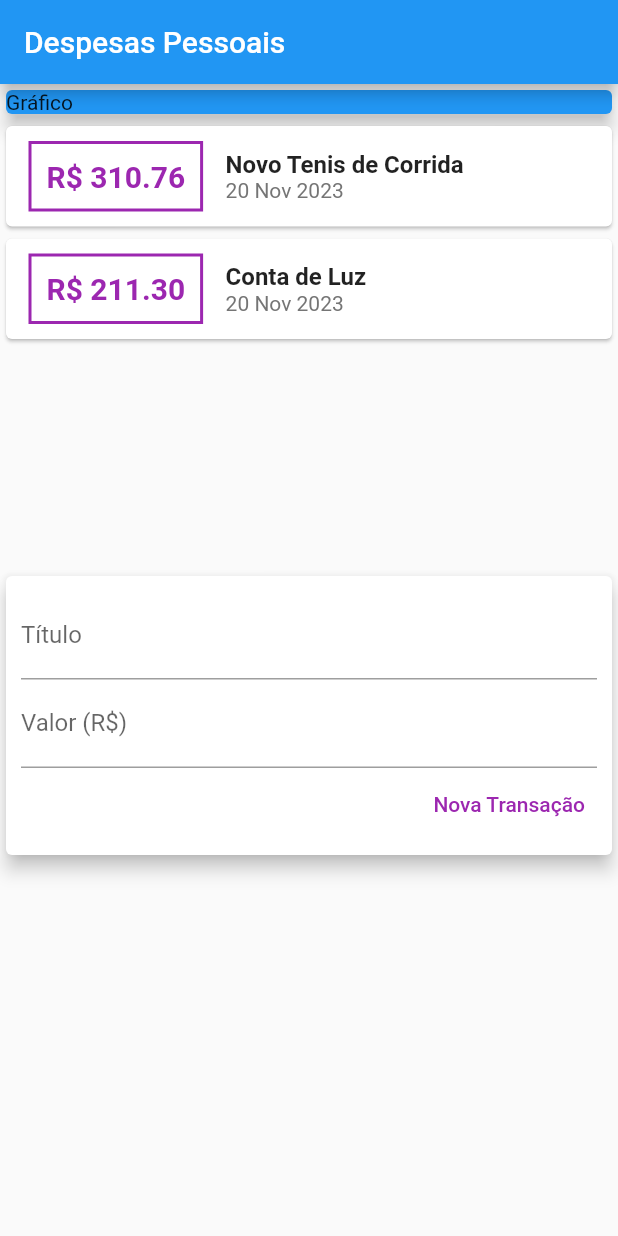
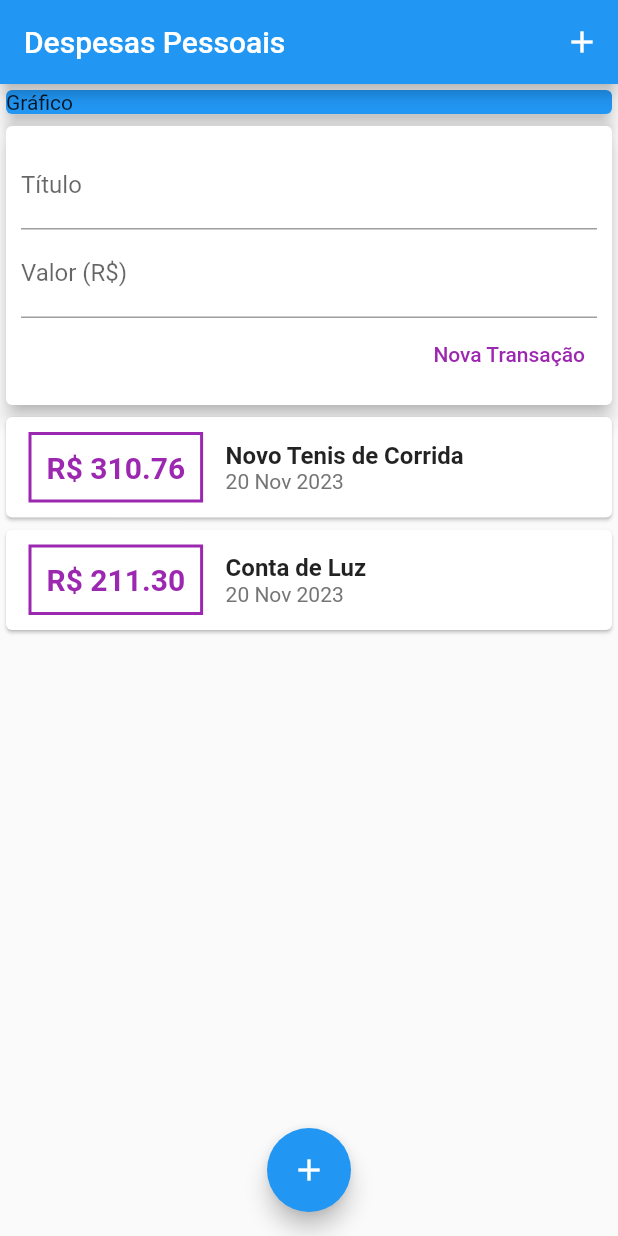
Before and after one commit to kessygodoy/Flutter, a Flutter app: the screen it shows after launch, on a phone screen of 412 x 824 dp. Run offline on Flutter 3.47's test engine with Material 2 defaults, Android fonts, the phone set to English and light mode, and no system bars.

```diff
--- a/curso_flutter/despesas/lib/components/transaction_user.dart
+++ b/curso_flutter/despesas/lib/components/transaction_user.dart
@@ -42,8 +42,8 @@ class _TransactionUserState extends State<TransactionUser> {
   Widget build(BuildContext context) {
     return Column(
       children: [
+        TransactionForm(_addTransaction),
         TransactionList(_transactions),
-        TransactionForm(_addTransaction),
       ],
     );
   }
--- a/curso_flutter/despesas/lib/main.dart
+++ b/curso_flutter/despesas/lib/main.dart
@@ -19,9 +19,17 @@ class MyHomePage extends StatelessWidget {
   Widget build(BuildContext context) {
     return Scaffold(
       appBar: AppBar(
+        //Head do componente scaffold
         title: Text('Despesas Pessoais'),
+        actions: [
+          IconButton(
+            onPressed: () {},
+            icon: Icon(Icons.add),
+          )
+        ],
       ),
-      body: Column(children: [
+      body: ListView(
+        children: [
           Container(
             width: double.infinity,
             child: Card(
@@ -31,7 +39,13 @@ class MyHomePage extends StatelessWidget {
             ),
           ),
           TransactionUser(),
-      ]),
+        ],
+      ),
+      floatingActionButton: FloatingActionButton(
+        child: Icon(Icons.add),
+        onPressed: () {},
+      ),
+      floatingActionButtonLocation: FloatingActionButtonLocation.centerFloat,
     );
   }
 }
```
Also changed, not shown: curso_flutter/despesas/lib/components/transaction_form.dart (+16 -6 lines). Lines whose indentation alone changed are shown as unchanged.
